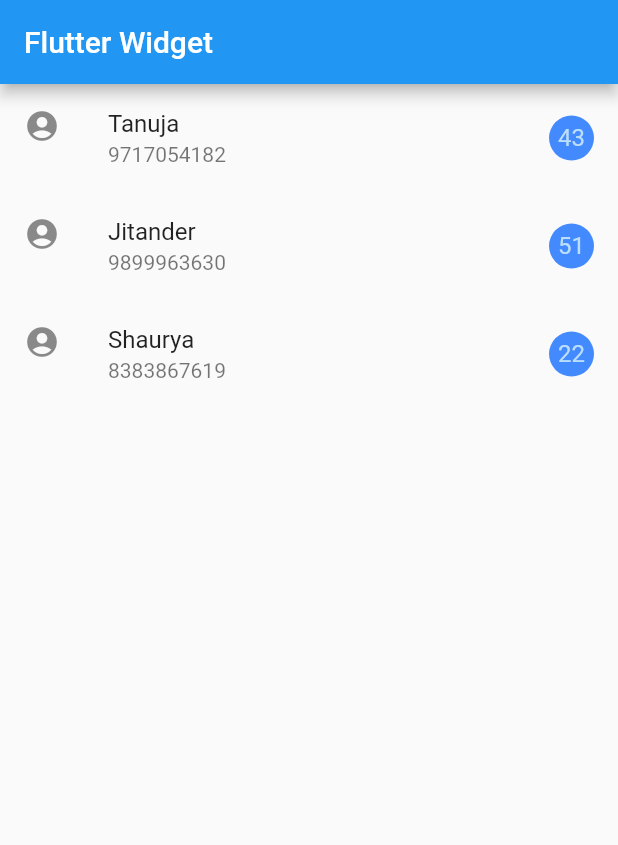
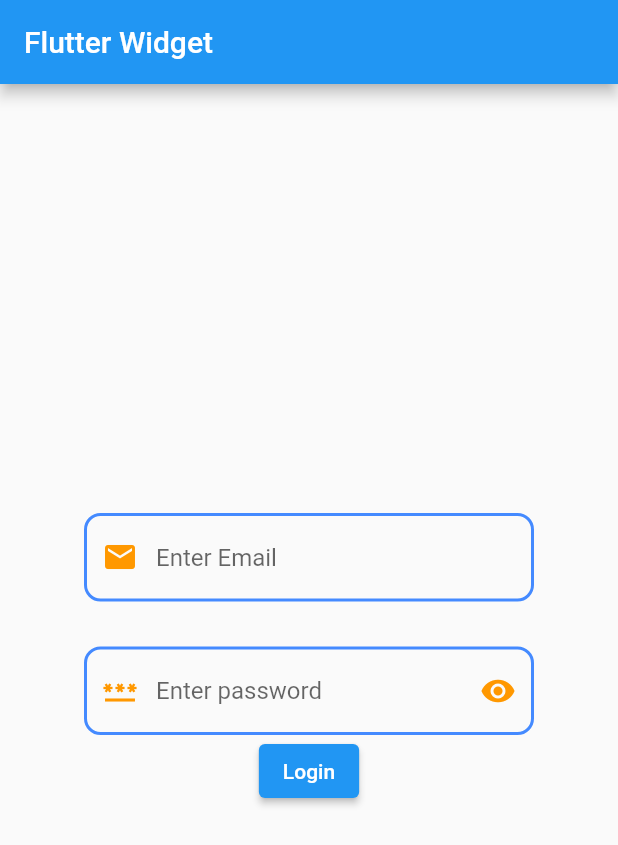
Before and after one commit to shaurya019/ALL_Flutter-Widgets, a Flutter app: the screen it shows after launch, on a phone screen of 412 x 824 dp. Shown: the top 845 px of the screen. Run offline on Flutter 3.47's test engine with Material 2 defaults, Android fonts, the phone set to English and light mode, and no system bars.

Commit message:
Text-feild

```diff
--- a/lib/main.dart
+++ b/lib/main.dart
@@ -28,44 +28,80 @@ class MyHomePage extends StatefulWidget {
 }
 
 class _MyHomePageState extends State<MyHomePage> with TickerProviderStateMixin{
- var arrData = [
-   {
-     'name':'Tanuja',
-     'mno':'9717054182',
-     'age':'43',
-   },
-   {
-     'name':'Jitander',
-     'mno':'9899963630',
-     'age':'51',
-   },
-   {
-     'name':'Shaurya',
-     'mno':'8383867619',
-     'age':'22',
-   }
- ];
-  @override
+ var emailText = TextEditingController();
+ var passText = TextEditingController();
+   @override
   Widget build(BuildContext context) {
     return Scaffold(
       appBar: AppBar(
         title: Text('Flutter Widget',),
       ),
-      body: Container(
-        child: ListView(
-          children: arrData.map((value) =>
-            ListTile(
-              leading: Icon(Icons.account_circle),
-              title: Text(value['name'].toString()),
-              subtitle: Text(value['mno'].toString()),
-              trailing: CircleAvatar(
-                radius:15,
-                backgroundColor: Colors.blueAccent,
-                child:Text(value['age'].toString()),)
-            ),
-          ).toList(),
+      body: Center(
+        child: Container(
+          width: 300,
+          child: Column(
+            mainAxisAlignment: MainAxisAlignment.center,
+            children: [
+              TextField(
+            controller: emailText,
+          decoration: InputDecoration(
+            hintText: 'Enter Email',
+          focusedBorder: OutlineInputBorder(
+              borderRadius: BorderRadius.circular(11),
+            borderSide: BorderSide(
+              color: Colors.deepOrange,
+              width: 2,
+            )
         ),
+            enabledBorder: OutlineInputBorder(
+          borderRadius: BorderRadius.circular(11),
+        borderSide: BorderSide(
+          color: Colors.blueAccent,
+          width: 2,
+        )
+        ),
+
+            prefixIcon: Icon(Icons.email,color: Colors.orange,),
+        ),
+        ),
+              SizedBox(height: 30,),
+              TextField(
+      controller: passText,
+    obscureText: true,
+    decoration: InputDecoration(
+      hintText: 'Enter password',
+    focusedBorder: OutlineInputBorder(
+    borderRadius: BorderRadius.circular(11),
+    borderSide: BorderSide(
+    color: Colors.deepOrange,
+    width: 2,
+    )
+    ),
+    enabledBorder: OutlineInputBorder(
+    borderRadius: BorderRadius.circular(11),
+    borderSide: BorderSide(
+    color: Colors.blueAccent,
+    width: 2,
+    )
+    ),
+      suffixIcon: IconButton(
+        icon: Icon(Icons.remove_red_eye,color: Colors.orange,),
+        onPressed: (){
+
+        },
       ),
+      prefixIcon: Icon(Icons.password,color: Colors.orange,),
+    ),
+    ),
+              ElevatedButton(onPressed: (){
+                String uEmail = emailText.text.toString();
+                String uPass = passText.text.toString();
+print("Email: $uEmail,Pass:$uPass");
+              }, child: Text('Login'))
+            ],
+          ),
+        ),
+      )
     );
   }
 }
```
